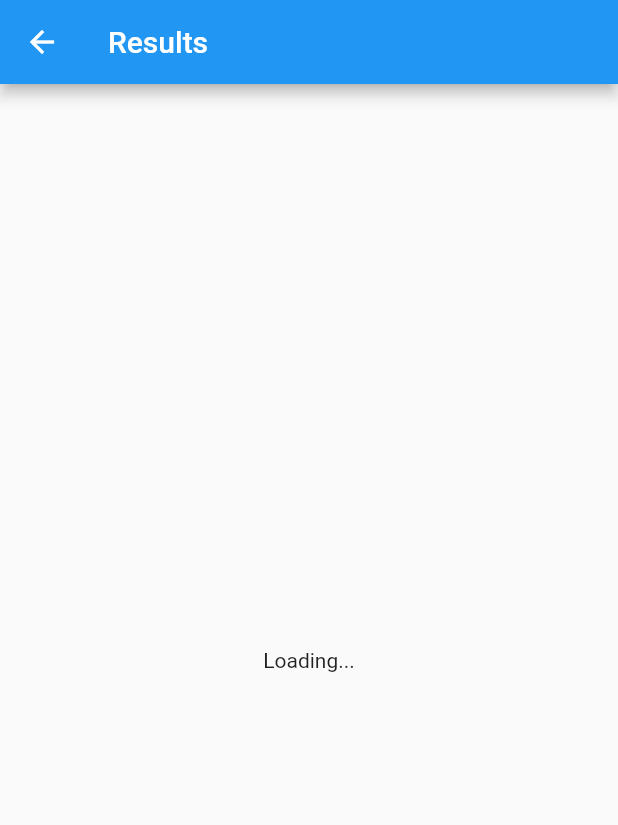
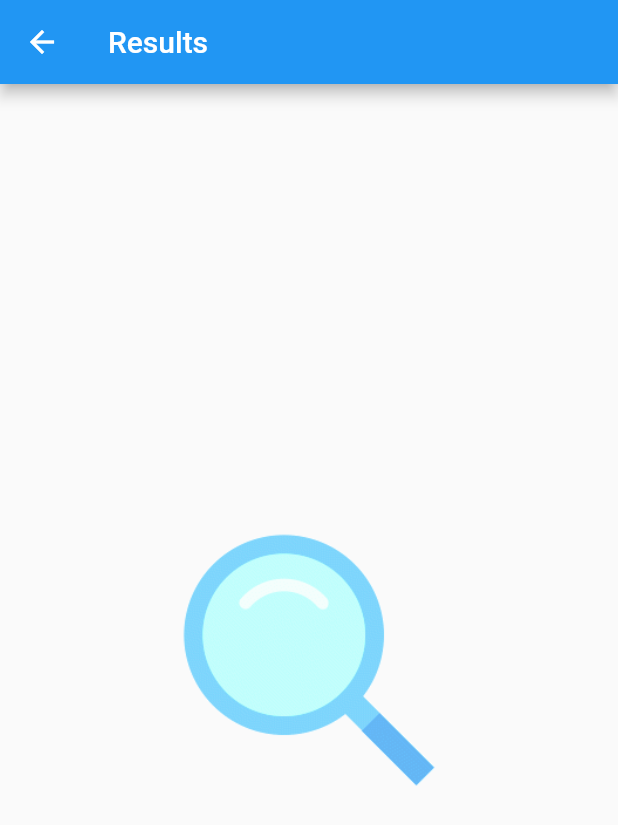
Before and after one commit to danger-ahead/flutter_dictionary, a Flutter app: the RandomResults screen opened directly, on a phone screen of 412 x 824 dp. Shown: the top 825 px of the screen. Run offline on Flutter 3.47's test engine with Material 2 defaults, Android fonts, the phone set to English and light mode, and no system bars; network calls fail.

Commit message:
polished-ui

```diff
--- a/lib/data.dart
+++ b/lib/data.dart
@@ -22,11 +22,11 @@ Future<List> getData(String s) async {
 
     var definitions = x["definitions"];
     for (var y in definitions) {
-      definition += y["definition"] + "; ";
+      definition += y["definition"] + "\n\n";
       if (y["example"] != null) {
-        example += y["example"] + "; ";
+        example += y["example"] + "\n\n";
       } else {
-        example += "--EXAMPLE NOT APPLICABLE-- ";
+        example += "*example not available* ";
       }
     }
 
--- a/lib/main.dart
+++ b/lib/main.dart
@@ -1,6 +1,6 @@
 import 'package:flutter/material.dart';
 import 'package:flutter/painting.dart';
-import 'home.dart';
+import 'home_about.dart';
 
 void main() {
   runApp(MyApp());
@@ -58,7 +58,7 @@ class _MyHomePageState extends State<MyHomePage> {
                 padding:
                     const EdgeInsets.symmetric(horizontal: 32, vertical: 42),
                 child: Center(
-                  child: homeLayout(selected, context),
+                  child: layoutHomeAbout(selected, context),
                 ),
                 decoration: BoxDecoration(
                   color: Colors.white,
--- a/lib/random_results.dart
+++ b/lib/random_results.dart
@@ -1,5 +1,6 @@
 import 'package:flutter/material.dart';
 import 'package:flutter/painting.dart';
+import 'widgets/loading.dart';
 
 import 'random.dart';
 
@@ -12,9 +13,8 @@ class RandomResults extends StatelessWidget {
             future: getRandomWord(),
             builder: (context, snapshot) {
               if (snapshot.data == null) {
-                return Center(
-                  child: Text("Loading..."),
-                ); //Center
+                Loading l = Loading();
+                return l.loading(); //Center
               } else {
                 var data = (snapshot.data as Random);
                 return ListView(
@@ -37,9 +37,7 @@ class RandomResults extends StatelessWidget {
                             style: TextStyle(color: Colors.white, fontSize: 16),
                           ),
                           Text(
-                            "But here's a word for you, \"" +
-                                data.word +
-                                "\".",
+                            "But here's a word for you, \"" + data.word + "\".",
                             style: TextStyle(color: Colors.black, fontSize: 16),
                           ),
                           Text(
--- /dev/null
+++ b/lib/widgets/loading.dart
@@ -0,0 +1,13 @@
+import 'package:flutter/material.dart';
+
+class Loading {
+  Widget loading() {
+    return Center(
+      child: Image.asset(
+        "images/search.gif",
+        height: 200.0,
+        width: 200.0,
+      ),
+    );
+  }
+}
--- a/pubspec.yaml
+++ b/pubspec.yaml
@@ -35,3 +35,4 @@ flutter:
 
   assets:
     - images/icon.png
+    - images/search.gif
```
Also changed, not shown: lib/home_about.dart (renamed from lib/home.dart, +5 -5 lines), lib/results.dart (+19 -9 lines), images/README.txt, images/search.gif (added).
